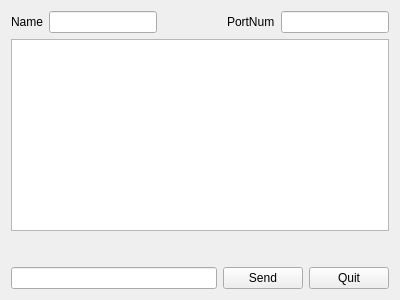
Qt form QtChatProject/chatserveradmin.ui (kimsungyeul/Qt) before a commit.
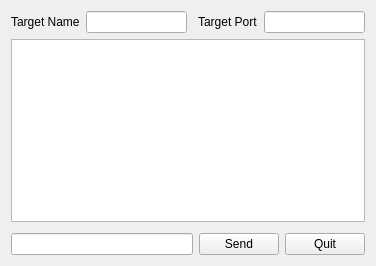
The same form after that commit.

The edit to the form file:
```diff
--- a/QtChatProject/chatserveradmin.ui
+++ b/QtChatProject/chatserveradmin.ui
@@ -6,8 +6,8 @@
    <rect>
     <x>0</x>
     <y>0</y>
-    <width>400</width>
-    <height>300</height>
+    <width>376</width>
+    <height>266</height>
    </rect>
   </property>
   <property name="windowTitle">
@@ -21,7 +21,7 @@
        <item>
         <widget class="QLabel" name="label">
          <property name="text">
-          <string>Name</string>
+          <string>Target Name</string>
          </property>
         </widget>
        </item>
@@ -44,7 +44,7 @@
        <item>
         <widget class="QLabel" name="label_2">
          <property name="text">
-          <string>PortNum</string>
+          <string>Target Port</string>
          </property>
         </widget>
        </item>
```
